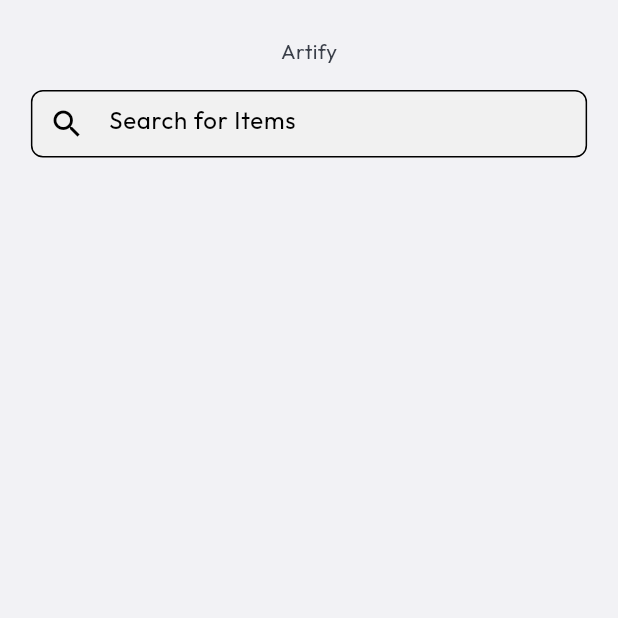
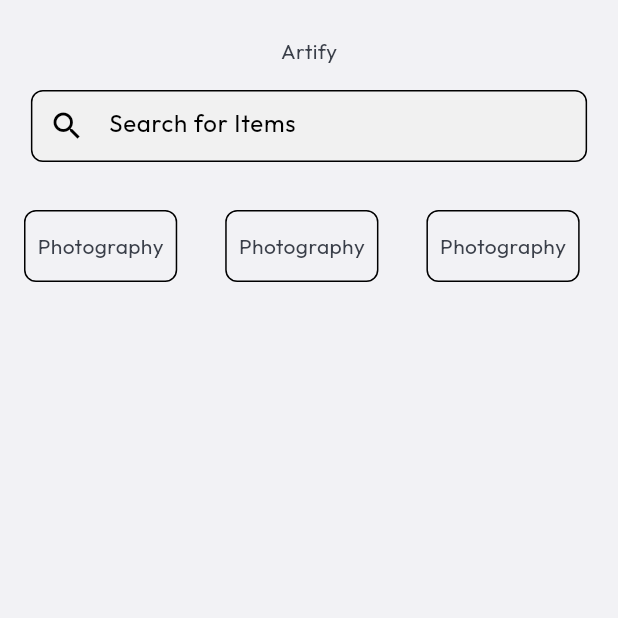
Before and after one commit to sankhlaofficial/artify, a Flutter app: the screen it shows after launch, on a phone screen of 412 x 824 dp, the top half of it. Run offline on Flutter 3.47's test engine with Material 3 defaults, Android fonts, the phone set to English and light mode, and no system bars; our stand-ins replace google_fonts, responsive_framework.

Commit message:
Filter tiles added in home page

```diff
--- a/lib/views/features/home/view/index.dart
+++ b/lib/views/features/home/view/index.dart
@@ -38,6 +38,19 @@ class ArtifyHomePage extends StatelessWidget {
             ],
           ),
         ),
+        VerticalSpacer(
+          heightFactor: responsiveView.isMobile ? 1 : 2,
+        ),
+        SizedBox(
+          height: AppMeasurements.searchBarHeight,
+          child: ListView.builder(
+              scrollDirection: Axis.horizontal,
+              shrinkWrap: true,
+              itemCount: 10,
+              itemBuilder: (context, index) {
+                return const FilterTile();
+              }),
+        )
       ],
     ));
   }
--- /dev/null
+++ b/lib/views/features/home/view/widgets/filter_tile.dart
@@ -0,0 +1,21 @@
+part of 'package:artify/views/shared/imports.dart';
+
+class FilterTile extends StatelessWidget {
+  const FilterTile({
+    super.key,
+  });
+
+  @override
+  Widget build(BuildContext context) {
+    return Container(
+      margin: const EdgeInsets.symmetric(
+          horizontal: AppMeasurements.horizontalMarginMedium),
+      padding: const EdgeInsets.all(AppMeasurements.allSideContainerPadding),
+      decoration: BoxDecoration(
+        borderRadius: BorderRadius.circular(AppMeasurements.borderRadius),
+        border: Border.all(color: AppColor.primaryBorderColor),
+      ),
+      child: const Center(child: Text("Photography")),
+    );
+  }
+}
--- a/lib/views/shared/imports.dart
+++ b/lib/views/shared/imports.dart
@@ -17,6 +17,7 @@ part 'package:artify/views/artify_app.dart';
 //Home
 
 part 'package:artify/views/features/home/view/index.dart';
+part 'package:artify/views/features/home/view/widgets/filter_tile.dart';
 //Shared
 //Widgets
 part 'package:artify/views/shared/widgets/search_bar.dart';
--- a/lib/views/theme/colors.dart
+++ b/lib/views/theme/colors.dart
@@ -3,7 +3,7 @@
 class AppColor {
   static const primaryBackgroundColor = Color(0xFFf2f2f5);
   static const inputFillColor = Color(0xfff1f1f1);
-  static const primaryBorderColor = Colors.red;
+  static const primaryBorderColor = Colors.black;
   static const primaryIconColor = Colors.black;
 
   static const PRIMARY = Color(0xFF4764cd);
--- a/lib/views/theme/measurements.dart
+++ b/lib/views/theme/measurements.dart
@@ -1,9 +1,15 @@
 class AppMeasurements {
-  static const searchBarHeight = 45.0;
+  static const searchBarHeight = 48.0;
 
   // Padding
 
   static const verticalPaddingLarge = 24.0;
+  static const allSideContainerPadding = 8.0;
+
+  //Margin
+
+  static const horizontalMarginLarge = 24.0;
+  static const horizontalMarginMedium = 16.0;
 
   //Border radius
 
```
Also changed, not shown: lib/views/shared/widgets/spacer.dart (+6 -6 lines).
